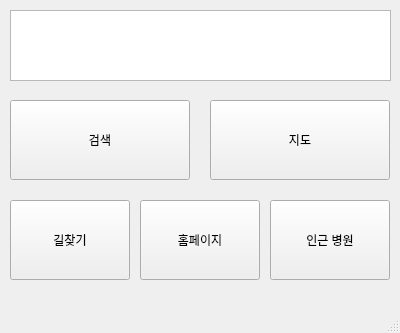
The window that gui/script.ui (kwhk94/scriptgit) describes before a commit, drawn with Qt 5.
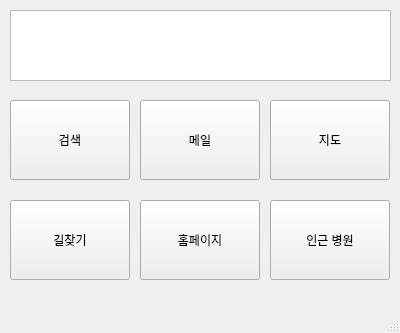
The same window after the commit.

Commit message: 메일 ui

What changed in the file:
```diff
--- a/gui/script.ui
+++ b/gui/script.ui
@@ -35,7 +35,7 @@
      <rect>
       <x>10</x>
       <y>100</y>
-      <width>180</width>
+      <width>120</width>
       <height>80</height>
      </rect>
     </property>
@@ -46,9 +46,9 @@
    <widget class="QPushButton" name="pushButton_3">
     <property name="geometry">
      <rect>
-      <x>210</x>
+      <x>270</x>
       <y>100</y>
-      <width>180</width>
+      <width>120</width>
       <height>80</height>
      </rect>
     </property>
@@ -92,6 +92,19 @@
      </rect>
     </property>
    </widget>
+   <widget class="QPushButton" name="pushButton_6">
+    <property name="geometry">
+     <rect>
+      <x>140</x>
+      <y>100</y>
+      <width>120</width>
+      <height>80</height>
+     </rect>
+    </property>
+    <property name="text">
+     <string>메일</string>
+    </property>
+   </widget>
   </widget>
   <widget class="QMenuBar" name="menubar">
    <property name="geometry">
```
The commit also changes 7 other files.
